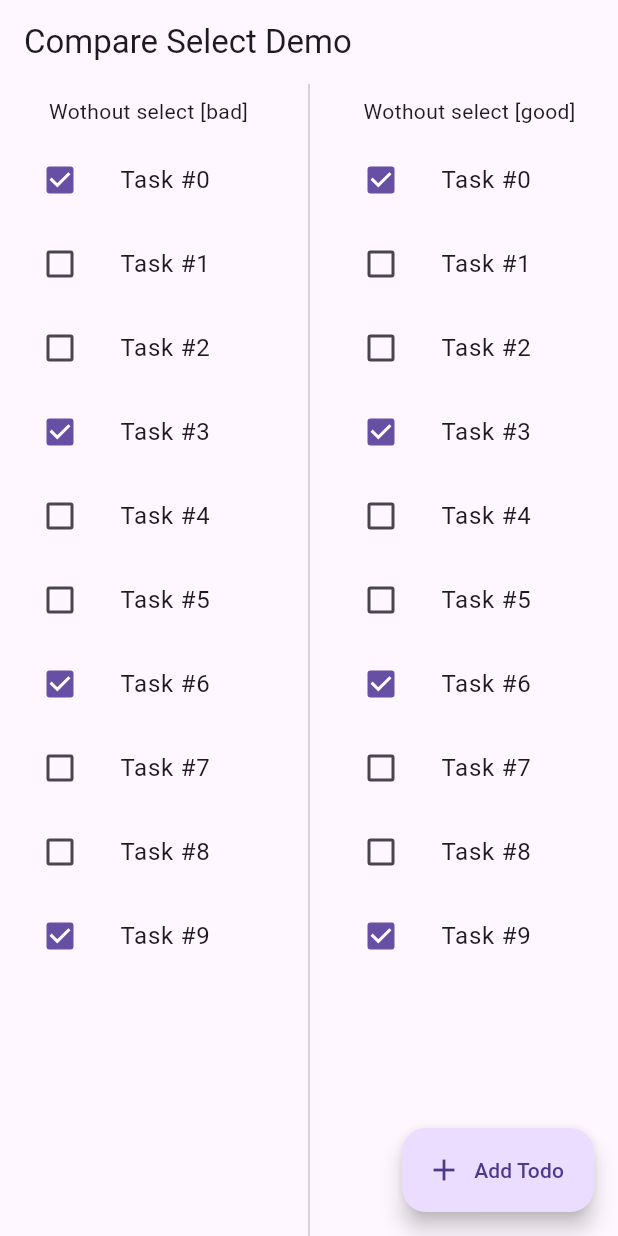
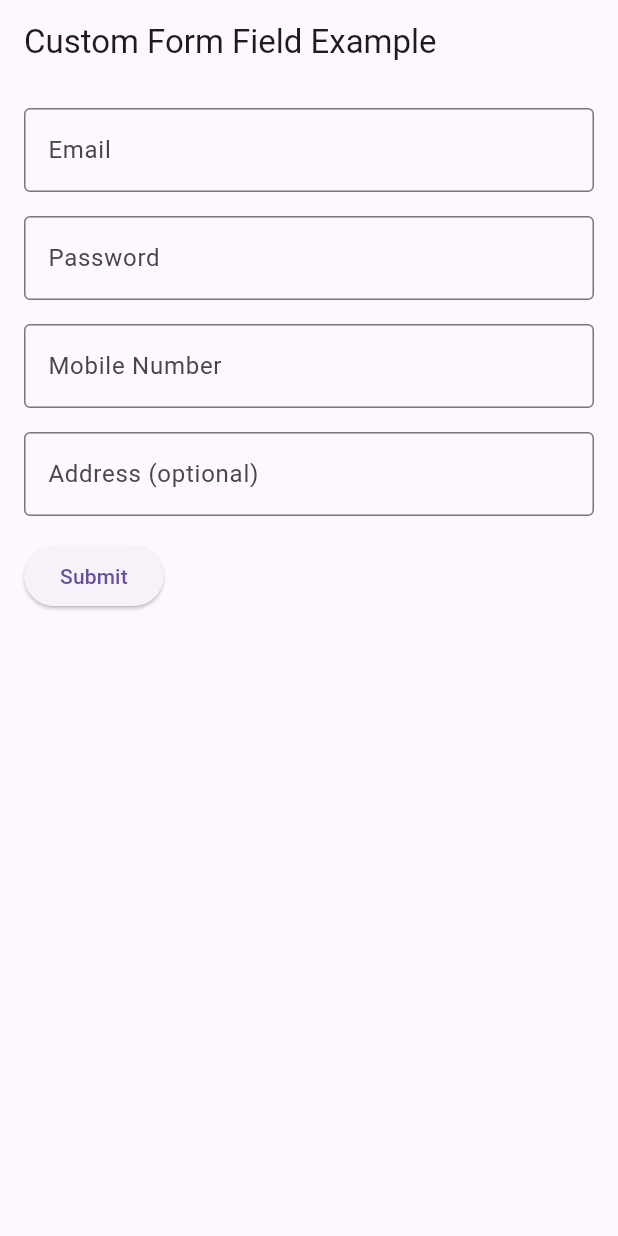
Before and after one commit to christianrwz/my_app, a Flutter app: the screen it shows after launch, on a phone screen of 412 x 824 dp. Run offline on Flutter 3.47's test engine with Material 3 defaults, Android fonts, the phone set to English and light mode, and no system bars; our stand-ins replace flutter_riverpod.

Commit message:
🚀 Added Reusable CustomFormField

```diff
--- a/lib/main.dart
+++ b/lib/main.dart
@@ -1,17 +1,125 @@
 import 'package:flutter/material.dart';
-import 'package:flutter_riverpod/flutter_riverpod.dart';
-import 'package:my_app/async_notifier_provider/async_notifier_screen.dart';
-import 'package:my_app/computed_provider/computed_screen.dart';
-import 'package:my_app/fifth.dart';
-import 'package:my_app/first.dart';
-import 'package:my_app/fourth.dart';
-import 'package:my_app/second.dart';
-import 'package:my_app/select/select_list_screen.dart';
-import 'package:my_app/select/select_simple_demo.dart';
-import 'package:my_app/third.dart';
-import 'package:my_app/third_example.dart';
-import 'package:my_app/state_notifier_provider_counter/counter_screen.dart';
-import 'package:my_app/state_notifier_provider_todo/todo_screen.dart';
+import 'package:flutter/services.dart';
+import 'package:my_app/services.dart';
 
-void main() =>
-    runApp(ProviderScope(child: MaterialApp(home: const CompareSelectScreen())));
+void main() {
+  runApp(MyApp());
+}
+
+class MyApp extends StatelessWidget {
+  const MyApp({super.key});
+
+  @override
+  Widget build(BuildContext context) {
+    return MaterialApp(
+      home: Scaffold(
+        appBar: AppBar(title: Text("Custom Form Field Example")),
+        body: Padding(padding: const EdgeInsets.all(16.0), child: LoginForm()),
+      ),
+    );
+  }
+}
+
+class LoginForm extends StatefulWidget {
+  const LoginForm({super.key});
+
+  @override
+  _LoginFormState createState() => _LoginFormState();
+}
+
+class _LoginFormState extends State<LoginForm> {
+  final _formKey = GlobalKey<FormState>();
+  final _emailController = TextEditingController();
+  final _passwordController = TextEditingController();
+  final _phoneController = TextEditingController();
+  final _addressController =
+      TextEditingController(); // Address field controller
+
+  @override
+  Widget build(BuildContext context) {
+    return Form(
+      key: _formKey,
+      child: Column(
+        crossAxisAlignment: CrossAxisAlignment.start,
+        children: [
+          // Email Field (Required)
+          CustomFormField(
+            label: 'Email',
+            controller: _emailController,
+            keyboardType: TextInputType.emailAddress,
+            formKey: _formKey, // Pass the formKey
+            validator: (value) {
+              if (value == null || value.isEmpty || !value.isValidEmail) {
+                return 'Please enter a valid email';
+              }
+              return null;
+            },
+          ),
+          SizedBox(height: 16),
+
+          // Password Field (Required)
+          CustomFormField(
+            label: 'Password',
+            controller: _passwordController,
+            obscureText: true,
+            formKey: _formKey, // Pass the formKey
+            validator: (value) {
+              if (value == null || value.isEmpty || !value.isValidPassword) {
+                return 'Password must contain an uppercase letter, lowercase letter, number, and special character';
+              }
+              return null;
+            },
+          ),
+          SizedBox(height: 16),
+
+          // Phone Number Field (Required)
+          CustomFormField(
+            label: 'Mobile Number',
+            controller: _phoneController,
+            keyboardType: TextInputType.number,
+            inputFormatters: [
+              FilteringTextInputFormatter.digitsOnly, // Only allow digits
+              PhoneNumberFormatter(), // Apply the custom formatter
+            ],
+            autoFormatOnChange: true,
+            formKey: _formKey, // Pass the formKey
+            validator: (value) {
+              if (value == null || value.length != 11) {
+                return 'Please enter a valid mobile number (e.g., 09171234567)';
+              }
+              return null;
+            },
+          ),
+          SizedBox(height: 16),
+
+          // Address Field (Optional)
+          CustomFormField(
+            label: 'Address',
+            controller: _addressController,
+            isRequired: false, // This field is optional
+            formKey: _formKey, // Pass the formKey
+            validator: (value) {
+              // Optional field doesn't require validation
+              return null;
+            },
+          ),
+          SizedBox(height: 16),
+
+          ElevatedButton(
+            onPressed: () {
+              if (_formKey.currentState?.validate() ?? false) {
+                // Proceed with the form submission
+                print("Form is valid! Submitting...");
+                print("Email: ${_emailController.text}");
+                print("Password: ${_passwordController.text}");
+                print("Phone Number: ${_phoneController.text}");
+                print("Address: ${_addressController.text}");
+              }
+            },
+            child: Text('Submit'),
+          ),
+        ],
+      ),
+    );
+  }
+}
--- a/lib/select/select_list_screen.dart
+++ b/lib/select/select_list_screen.dart
@@ -15,19 +15,19 @@ class CompareSelectScreen extends ConsumerWidget {
       body: Row(
         children: [
           // left
-          Expanded(
-            child: Column(
-              children: [
-                const Padding(
-                  padding: EdgeInsets.all(8.0),
-                  child: Text('Wothout select [bad]'),
-                ),
-                Expanded(child: TodoListWithoutSelect()),
-              ],
-            ),
-          ),
+          // Expanded(
+          //   child: Column(
+          //     children: [
+          //       const Padding(
+          //         padding: EdgeInsets.all(8.0),
+          //         child: Text('Wothout select [bad]'),
+          //       ),
+          //       Expanded(child: TodoListWithoutSelect()),
+          //     ],
+          //   ),
+          // ),
 
-          VerticalDivider(),
+          // VerticalDivider(),
 
           // right
           Expanded(
--- /dev/null
+++ b/lib/services.dart
@@ -0,0 +1,138 @@
+import 'package:flutter/material.dart';
+import 'package:flutter/services.dart';
+
+// Utility Extensions for validation and formatting
+extension InputValidators on String {
+  bool get isValidEmail {
+    final emailRegex = RegExp(
+      r'^[a-zA-Z0-9._%+-]+@[A-Za-z0-9.-]+\.[A-Za-z]{2,}$',
+    );
+    return emailRegex.hasMatch(trim());
+  }
+
+  // bool get isValidPassword {
+  //   final passwordRegex = RegExp(
+  //     r'^(?=.[a-z])(?=.[A-Z])(?=.\d)(?=.[@$!%?&])[A-Za-z\d@$!%?&]{8,}$',
+  //   );
+  //   return passwordRegex.hasMatch(this);
+  // }
+
+  bool get isValidPassword {
+    final passwordRegex = RegExp(r'^[a-zA-Z0-9@$!%?&]{8,}$');
+    return passwordRegex.hasMatch(this);
+  }
+
+  bool get isValidPhilippineNumber {
+    final phRegex = RegExp(r'^(\+63|0)9\d{9}$');
+    return phRegex.hasMatch(trim());
+  }
+
+  String get formatPhilippineNumber {
+    String formatted = replaceAll(RegExp(r'\D'), '');
+    if (formatted.length == 10 && formatted.startsWith('9')) {
+      return '+63$formatted';
+    } else if (formatted.length == 12 && formatted.startsWith('63')) {
+      return '+$formatted';
+    }
+    return this;
+  }
+}
+
+class CustomFormField extends StatelessWidget {
+  final String label;
+  final TextInputType keyboardType;
+  final TextInputAction textInputAction;
+  final TextEditingController? controller;
+  final String? Function(String?)? validator;
+  final Function(String)? onChanged;
+  final bool obscureText;
+  final List<TextInputFormatter>? inputFormatters;
+  final bool autoFormatOnChange;
+  final bool isPasswordField;
+  final bool isRequired; // New flag for required/optional field
+  final GlobalKey<FormState> formKey; // Pass the form key to trigger validation
+
+  const CustomFormField({
+    super.key,
+    required this.label,
+    this.keyboardType = TextInputType.text,
+    this.textInputAction = TextInputAction.done,
+    this.controller,
+    this.validator,
+    this.onChanged,
+    this.obscureText = false,
+    this.inputFormatters = const [],
+    this.autoFormatOnChange = false,
+    this.isPasswordField = false,
+    this.isRequired = true, // Default is required
+    required this.formKey, // Add formKey parameter
+  });
+
+  @override
+  Widget build(BuildContext context) {
+    return TextFormField(
+      controller: controller,
+      obscureText: isPasswordField ? true : obscureText,
+      keyboardType: keyboardType,
+      textInputAction: textInputAction,
+      inputFormatters: inputFormatters,
+      onChanged: (value) {
+        // Trigger validation on text change
+        formKey.currentState?.validate();
+
+        if (autoFormatOnChange && keyboardType == TextInputType.phone) {
+          // Automatically format phone number if it's a phone field
+          final formattedValue = value.formatPhilippineNumber;
+          controller?.text = formattedValue;
+          controller?.selection = TextSelection.fromPosition(
+            TextPosition(offset: formattedValue.length),
+          );
+        }
+        if (onChanged != null) onChanged!(value);
+      },
+      validator:
+          validator ??
+          (value) {
+            if (isRequired && (value == null || value.isEmpty)) {
+              return '$label is required';
+            }
+            return null;
+          },
+      decoration: InputDecoration(
+        labelText: isRequired ? label : '$label${' (optional)'}',
+        hintText: isRequired
+            ? null
+            : null, // Show 'Optional' hint if the field is not required
+        border: OutlineInputBorder(),
+      ),
+    );
+  }
+}
+
+class PhoneNumberFormatter extends TextInputFormatter {
+  @override
+  TextEditingValue formatEditUpdate(
+    TextEditingValue oldValue,
+    TextEditingValue newValue,
+  ) {
+    // Strip out non-digit characters
+    String formatted = newValue.text.replaceAll(RegExp(r'\D'), '');
+
+    // If input length is greater than 10, truncate it to 10 characters
+    if (formatted.length > 11) {
+      formatted = formatted.substring(0, 11);
+    }
+
+    // // Ensure the number starts with "09"
+    // if (formatted.length > 2 && !formatted.startsWith('09')) {
+    //   formatted =
+    //       '09' + formatted.substring(2); // Start with '09' if not already
+    // }
+
+    // Return the updated text and cursor position
+    return TextEditingValue(
+      text: formatted,
+      selection: TextSelection.collapsed(offset: formatted.length),
+    );
+  }
+}
```
